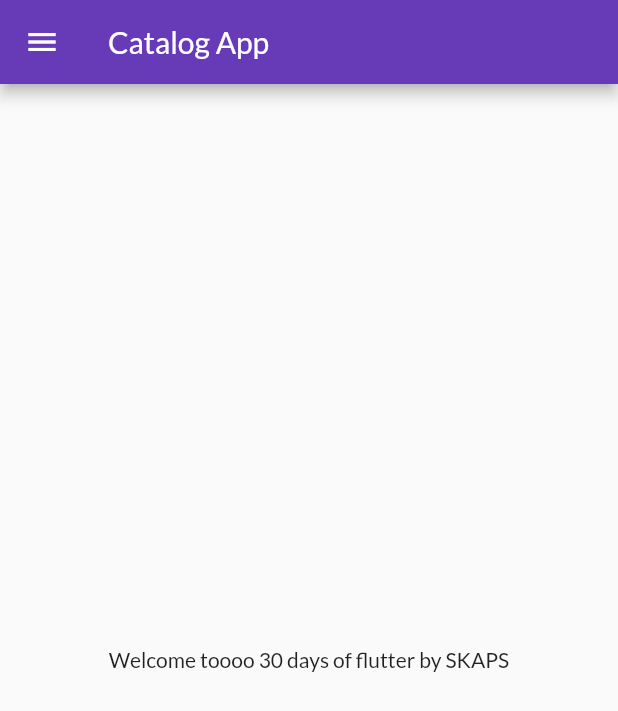
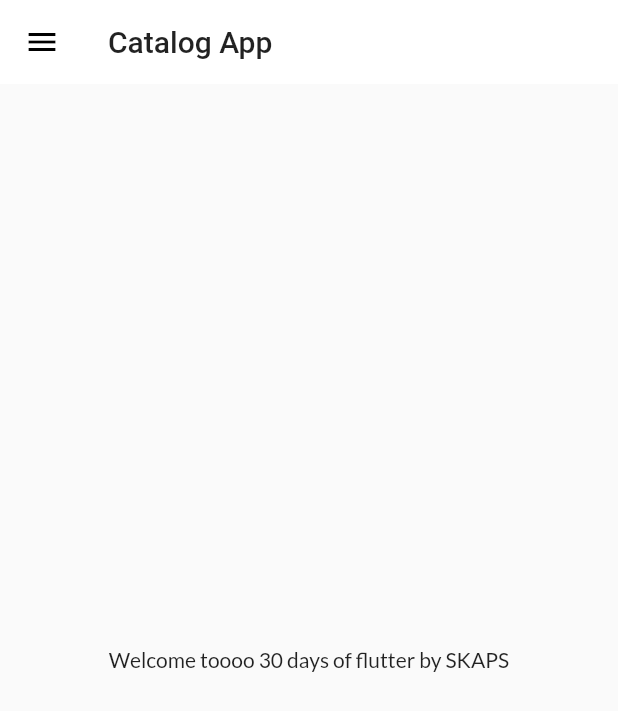
Before and after one commit to Skaps664/30DaysOfFlutter, a Flutter app: the screen it shows after launch, on a phone screen of 412 x 824 dp. Shown: the top 711 px of the screen. Run offline on Flutter 3.47's test engine with Material 2 defaults, Android fonts, the phone set to English and light mode, and no system bars; our stand-ins replace google_fonts.

Commit message:
day10 completed

```diff
--- a/lib/main.dart
+++ b/lib/main.dart
@@ -1,7 +1,7 @@
 import 'package:first_app/pages/login_page.dart';
 import 'package:first_app/utils/routes.dart';
+import 'package:first_app/widgets/themes.dart';
 import 'package:flutter/material.dart';
-import 'package:google_fonts/google_fonts.dart';
 import 'pages/home_page.dart';
 
 void main() {
@@ -13,13 +13,8 @@ class MyApp extends StatelessWidget {
   Widget build(BuildContext context) {
     return MaterialApp(
       themeMode: ThemeMode.light,
-      theme: ThemeData(
-          primarySwatch: Colors.deepPurple,
-          fontFamily: GoogleFonts.lato().fontFamily,
-          primaryTextTheme: GoogleFonts.latoTextTheme()),
-      darkTheme: ThemeData(
-        brightness: Brightness.dark,
-      ),
+      theme: MyTheme.lightTheme(context),
+      darkTheme: MyTheme.darkTheme(context),
       debugShowCheckedModeBanner: false,
       initialRoute: MyRoutes.homeRoute,
       routes: {
--- a/lib/pages/home_page.dart
+++ b/lib/pages/home_page.dart
@@ -10,7 +10,9 @@ class HomePage extends StatelessWidget {
   Widget build(BuildContext context) {
     return Scaffold(
       appBar: AppBar(
-        title: Text("Catalog App"),
+        title: Text(
+          "Catalog App",
+        ),
       ),
       body: Center(
         child: Container(
--- a/lib/pages/login_page.dart
+++ b/lib/pages/login_page.dart
@@ -1,6 +1,5 @@
 import 'package:first_app/utils/routes.dart';
 import 'package:flutter/material.dart';
-import 'package:first_app/main.dart';
 
 class LoginPage extends StatefulWidget {
   @override
--- /dev/null
+++ b/lib/widgets/themes.dart
@@ -0,0 +1,17 @@
+import 'package:flutter/material.dart';
+import 'package:google_fonts/google_fonts.dart';
+
+class MyTheme {
+  static ThemeData lightTheme(BuildContext context) => ThemeData(
+      primarySwatch: Colors.deepPurple,
+      fontFamily: GoogleFonts.lato().fontFamily,
+      appBarTheme: AppBarTheme(
+        color: Colors.white,
+        elevation: 0.0,
+        iconTheme: IconThemeData(color: Colors.black),
+        textTheme: Theme.of(context).textTheme,
+      ));
+
+  static ThemeData darkTheme(BuildContext context) =>
+      ThemeData(brightness: Brightness.dark);
+}
```
Also changed, not shown: lib/models/catalog.dart (added, +10 -0 lines).
